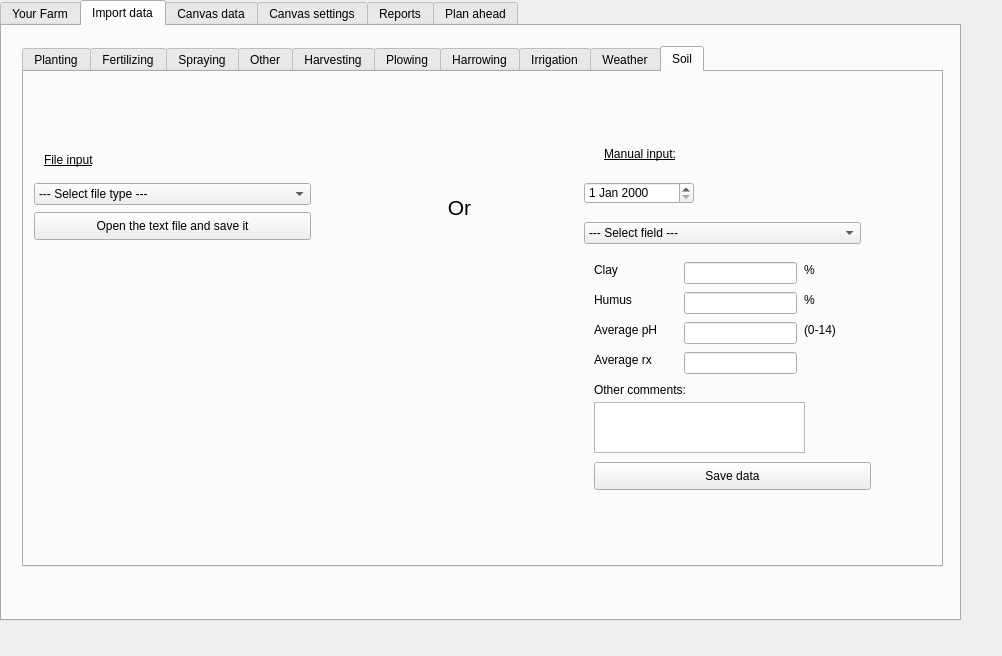
This is GeoDataFarm_dockwidget_base.ui in axelande/geodatafarm3 as Qt 5 draws it before an edit. The edited form follows.
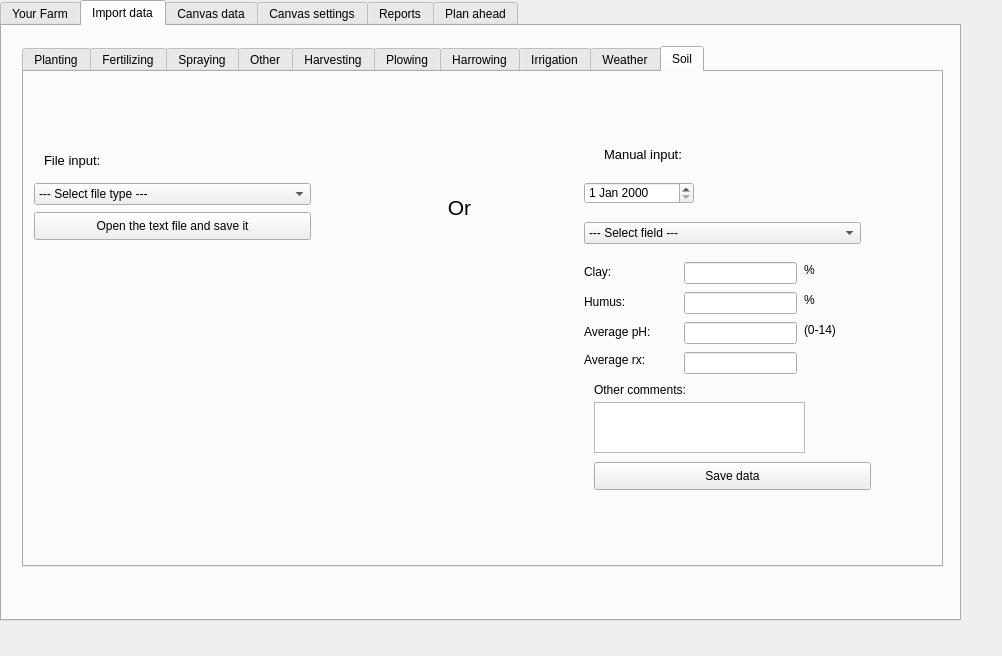
This is the edited form. The open tabs and pages were chosen to show the change. Custom widgets are drawn as their Qt base class.

Diff of the .ui file:
```diff
--- a/GeoDataFarm_dockwidget_base.ui
+++ b/GeoDataFarm_dockwidget_base.ui
@@ -2810,14 +2810,14 @@
        <widget class="QLabel" name="label_91">
         <property name="geometry">
          <rect>
-          <x>570</x>
+          <x>560</x>
           <y>220</y>
-          <width>81</width>
-          <height>16</height>
+          <width>91</width>
+          <height>20</height>
          </rect>
         </property>
         <property name="text">
-         <string>Humus</string>
+         <string>Humus:</string>
         </property>
        </widget>
        <widget class="QLineEdit" name="LESoPh">
@@ -2835,7 +2835,7 @@
          <rect>
           <x>570</x>
           <y>310</y>
-          <width>111</width>
+          <width>141</width>
           <height>16</height>
          </rect>
         </property>
@@ -2848,13 +2848,14 @@
          <rect>
           <x>580</x>
           <y>74</y>
-          <width>81</width>
+          <width>141</width>
           <height>16</height>
          </rect>
         </property>
         <property name="font">
          <font>
-          <underline>true</underline>
+          <pointsize>10</pointsize>
+          <underline>false</underline>
          </font>
         </property>
         <property name="text">
@@ -2877,14 +2878,14 @@
        <widget class="QLabel" name="label_95">
         <property name="geometry">
          <rect>
-          <x>570</x>
+          <x>560</x>
           <y>250</y>
-          <width>81</width>
-          <height>16</height>
+          <width>91</width>
+          <height>20</height>
          </rect>
         </property>
         <property name="text">
-         <string>Average pH</string>
+         <string>Average pH:</string>
         </property>
        </widget>
        <widget class="QLabel" name="label_96">
@@ -2903,14 +2904,14 @@
        <widget class="QLabel" name="label_97">
         <property name="geometry">
          <rect>
-          <x>570</x>
+          <x>560</x>
           <y>190</y>
-          <width>81</width>
-          <height>16</height>
+          <width>91</width>
+          <height>20</height>
          </rect>
         </property>
         <property name="text">
-         <string>Clay</string>
+         <string>Clay:</string>
         </property>
        </widget>
        <widget class="QLabel" name="label_98">
@@ -2918,17 +2919,18 @@
          <rect>
           <x>20</x>
           <y>80</y>
-          <width>81</width>
+          <width>111</width>
           <height>16</height>
          </rect>
         </property>
         <property name="font">
          <font>
-          <underline>true</underline>
+          <pointsize>10</pointsize>
+          <underline>false</underline>
          </font>
         </property>
         <property name="text">
-         <string>File input</string>
+         <string>File input:</string>
         </property>
        </widget>
        <widget class="QLabel" name="label_99">
@@ -2999,14 +3001,14 @@
        <widget class="QLabel" name="label_106">
         <property name="geometry">
          <rect>
-          <x>570</x>
+          <x>560</x>
           <y>280</y>
-          <width>81</width>
+          <width>101</width>
           <height>16</height>
          </rect>
         </property>
         <property name="text">
-         <string>Average rx</string>
+         <string>Average rx:</string>
         </property>
        </widget>
       </widget>
```
Left out of the diff: 177 changed lines with no effect on the pictures.
